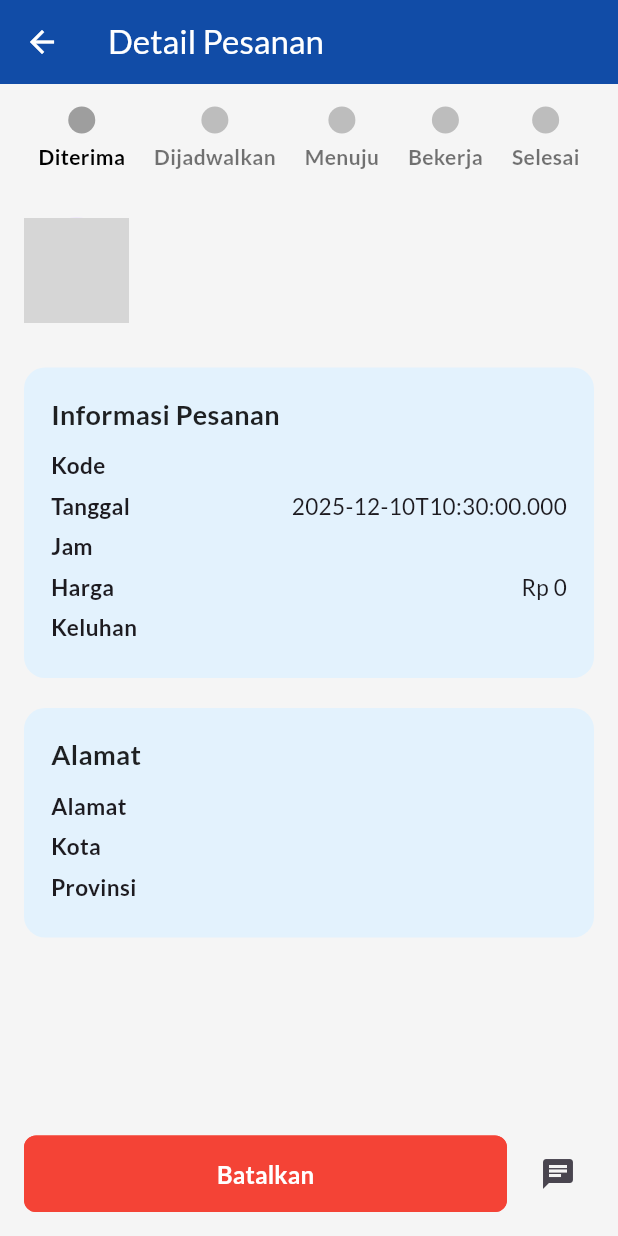
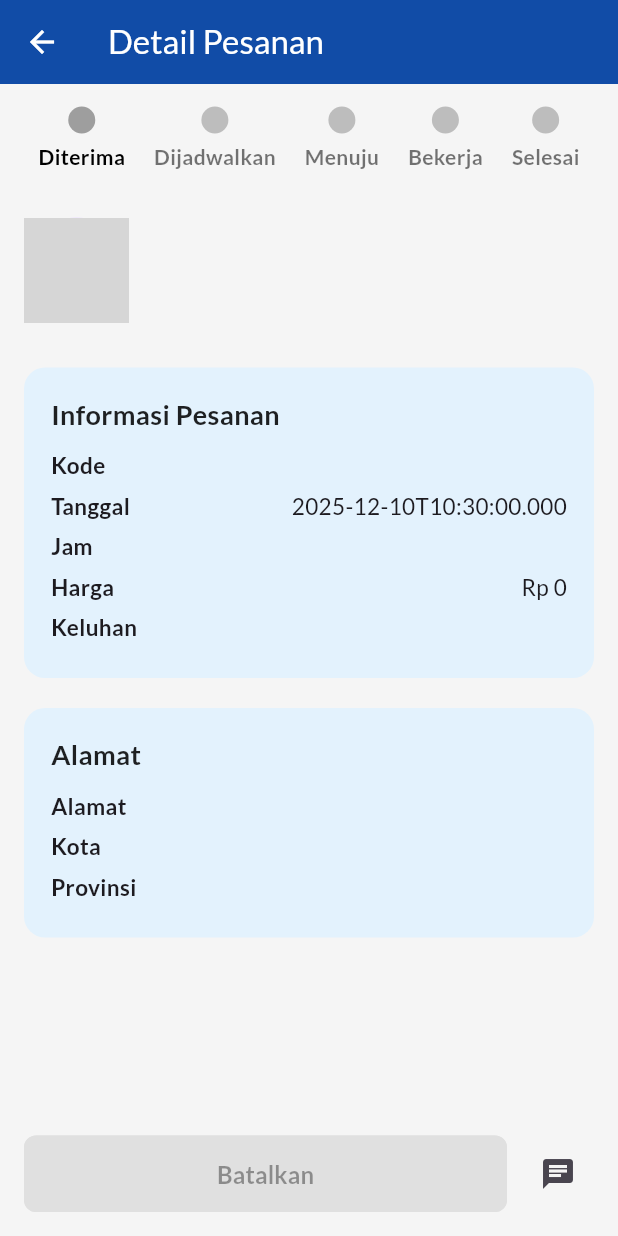
Before and after one commit to Mhdfarhan1/Quick_fix_mobile, a Flutter app: the OrderDetailScreen screen opened directly with empty values, scrolled down 314 dp, on a phone screen of 412 x 824 dp. Run offline on Flutter 3.47's test engine with Material 3 defaults, Android fonts, the phone set to English and light mode, and no system bars; our stand-ins replace app_links, dio, fl_chart, flutter_map, flutter_rating_bar, flutter_secure_storage and 16 more; missing offline and left inert: flutter_background_service, network_info_plus, pusher_channels_flutter; accounts and stored records are empty; network calls fail; grey boxes are pictures that could not be loaded.

```diff
--- a/lib/screens/pengguna/tugas/detail_tugas_screen.dart
+++ b/lib/screens/pengguna/tugas/detail_tugas_screen.dart
@@ -3,8 +3,6 @@ import 'dart:math' as math;
 import '../../chat/chat_page.dart';
 import '../../../services/api_service.dart';
 import '../../../config/base_url.dart';
-import 'package:http/http.dart' as http;
-import 'dart:convert';
 
 class OrderDetailScreen extends StatefulWidget {
   final Map<String, dynamic> order;
@@ -21,8 +19,14 @@ class OrderDetailScreen extends StatefulWidget {
 class _OrderDetailScreenState extends State<OrderDetailScreen>
     with SingleTickerProviderStateMixin {
   late AnimationController _controller;
+  bool _isCancelling = false;
 
-  int get step => _getStep(widget.order['status']);
+  // STATUS FUNCS
+  bool isCancellable(String status) {
+    final s = status.trim().toLowerCase();
+    return s == 'menunggu_diterima' || s == 'dijadwalkan';
+  }
+
 
   int _getStep(String status) {
     switch (status) {
@@ -36,7 +40,7 @@ class _OrderDetailScreenState extends State<OrderDetailScreen>
         return 3;
       case 'selesai':
         return 4;
-      case 'dibatalkan':
+      case 'batal':
         return 5;
       default:
         return 0;
@@ -44,7 +48,8 @@ class _OrderDetailScreenState extends State<OrderDetailScreen>
   }
 
   Color getStatusColor() {
-    switch (widget.order['status']) {
+    final status = widget.order['status']?.toString() ?? '';
+    switch (status) {
       case 'menunggu_diterima':
         return Colors.orange;
       case 'dijadwalkan':
@@ -55,10 +60,29 @@ class _OrderDetailScreenState extends State<OrderDetailScreen>
         return Colors.green;
       case 'selesai':
         return Colors.black;
-      case 'dibatalkan':
+      case 'batal':
         return Colors.red;
       default:
         return Colors.grey;
+    }
+  }
+
+  String statusLabel(String status) {
+    switch (status) {
+      case 'batal':
+        return 'Dibatalkan';
+      case 'menunggu_diterima':
+        return 'Menunggu Diterima';
+      case 'dijadwalkan':
+        return 'Dijadwalkan';
+      case 'menuju_lokasi':
+        return 'Menuju Lokasi';
+      case 'sedang_bekerja':
+        return 'Sedang Bekerja';
+      case 'selesai':
+        return 'Selesai';
+      default:
+        return status.toString().replaceAll('_', ' ');
     }
   }
 
@@ -66,12 +90,13 @@ class _OrderDetailScreenState extends State<OrderDetailScreen>
   void initState() {
     super.initState();
     _controller = AnimationController(
-        vsync: this, duration: const Duration(seconds: 20))
-      ..repeat();
+      vsync: this,
+      duration: const Duration(seconds: 20),
+    )..repeat();
+
     print("=== ORDER DETAIL DATA ===");
     print(widget.order);
     print("API dipanggil: $BaseUrl/get_pemesanan_by_user");
-
   }
 
   @override
@@ -80,8 +105,105 @@ class _OrderDetailScreenState extends State<OrderDetailScreen>
     super.dispose();
   }
 
+  Future<void> _cancelOrder() async {
+    if (_isCancelling) return;
+
+    print("DEBUG: _cancelOrder DIPANGGIL!");
+
+    setState(() => _isCancelling = true);
+
+    final o = widget.order;
+    final idPemesananRaw = o['id_pemesanan'] ?? o['id'];
+    final idPemesanan = int.tryParse(idPemesananRaw.toString()) ?? 0;
+
+    if (idPemesanan == 0) {
+      ScaffoldMessenger.of(context).showSnackBar(
+        const SnackBar(content: Text("ID pesanan tidak valid")),
+      );
+      setState(() => _isCancelling = false);
+      return;
+    }
+
+    final currentStatus = o['status']?.toString() ?? '';
+    if (!isCancellable(currentStatus)) {
+      ScaffoldMessenger.of(context).showSnackBar(
+        SnackBar(content: Text("Pesanan tidak dapat dibatalkan (status: $currentStatus)")),
+      );
+      setState(() => _isCancelling = false);
+      return;
+    }
+
+    final confirm = await showDialog<bool>(
+      context: context,
+      builder: (ctx) => AlertDialog(
+        title: const Text("Konfirmasi Pembatalan"),
+        content: const Text("Apakah Anda yakin ingin membatalkan pesanan ini?"),
+        actions: [
+          TextButton(
+              onPressed: () => Navigator.pop(ctx, false),
+              child: const Text("Batal")),
+          ElevatedButton(
+              onPressed: () => Navigator.pop(ctx, true),
+              child: const Text("Ya, Batalkan")),
+        ],
+      ),
+    );
+
+    if (confirm != true) {
+      setState(() => _isCancelling = false);
+      return;
+    }
+
+    try {
+      final endpoint = "/pemesanan/$idPemesanan/batalkan";
+      final resp = await ApiService.post(endpoint: endpoint, data: {});
+      print("CANCEL RESPONSE: $resp");
+
+      final success = resp?['data']?['status'] == true;
+
+      if (success) {
+        print("DEBUG: STATUS UPDATE SELESAI");
+
+        setState(() {
+          o['status'] = 'batal';
+        });
+
+        ScaffoldMessenger.of(context)
+            .showSnackBar(
+              SnackBar(
+                content: Text(resp?['data']?['message'] ?? "Pesanan dibatalkan"),
+                duration: const Duration(milliseconds: 800),
+              ),
+            )
+            .closed
+            .then((_) {
+              print("DEBUG: NAVIGATOR POP AKAN DIJALANKAN");
+              if (mounted) Navigator.pop(context, true);
+            });
+
+      } else {
+        ScaffoldMessenger.of(context).showSnackBar(
+          SnackBar(content: Text(resp?['data']?['message'] ?? "Gagal membatalkan pesanan")),
+        );
+      }
+
+
+    } catch (e) {
+      print("ERROR CANCEL: $e");
+      ScaffoldMessenger.of(context).showSnackBar(
+        const SnackBar(content: Text("Terjadi kesalahan, coba lagi")),
+      );
+    } finally {
+      if (mounted) {
+        setState(() => _isCancelling = false);
+      }
+    }
+  }
+
+
   Widget buildStepItem(String label, int index) {
-    bool active = index <= step;
+    final status = widget.order['status']?.toString() ?? '';
+    bool active = index <= _getStep(status);
     return Column(
       children: [
         Container(
@@ -107,9 +229,7 @@ class _OrderDetailScreenState extends State<OrderDetailScreen>
   Future<int?> startChat(int idTeknisi) async {
     final response = await ApiService.post(
       endpoint: "chat/start",
-      data: {
-        "id_teknisi": idTeknisi,
-      },
+      data: {"id_teknisi": idTeknisi},
     );
 
     print("CHAT START RESPONSE: $response");
@@ -130,15 +250,19 @@ class _OrderDetailScreenState extends State<OrderDetailScreen>
     return null;
   }
 
-
-
   @override
   Widget build(BuildContext context) {
-    var o = widget.order;
+    final o = widget.order;
+    final status = o['status']?.toString() ?? '';
+    print("STATUS PEKERJAAN: $status");
+    print("DEBUG STATUS RAW: '${o['status']}'");
+    print("DEBUG NORMALIZED: '${o['status'].toString().trim().toLowerCase()}'");
+    print("CANCELLABLE? ${isCancellable(o['status'].toString())}");
+
 
     return Scaffold(
       appBar: AppBar(
-        title: Text("Detail Pesanan"),
+        title: const Text("Detail Pesanan"),
         backgroundColor: const Color(0xFF0A4CA7),
         foregroundColor: Colors.white,
       ),
@@ -148,19 +272,32 @@ class _OrderDetailScreenState extends State<OrderDetailScreen>
           children: [
             Expanded(
               child: OutlinedButton(
+                onPressed: isCancellable(o['status']?.toString() ?? '') && !_isCancelling
+                    ? _cancelOrder
+                    : null,
+
                 style: OutlinedButton.styleFrom(
                   padding: const EdgeInsets.all(14),
-                  backgroundColor: Colors.red,        // 🔴 Warna tombol
-                  side: const BorderSide(color: Colors.red), // Border merah
+                  backgroundColor: isCancellable(o['status']?.toString() ?? '')
+                      ? Colors.red
+                      : Colors.grey.shade300,
+                  side: BorderSide(
+                    color: isCancellable(o['status']?.toString() ?? '')
+                        ? Colors.red
+                        : Colors.grey.shade300,
+                  ),
                   shape: RoundedRectangleBorder(
                     borderRadius: BorderRadius.circular(8),
                   ),
                 ),
-                onPressed: () {},
-                child: const Text(
-                  "Batalkan",
+                child: Text(
+                  _isCancelling ? "Memproses..." : "Batalkan",
                   style: TextStyle(
-                    color: Colors.white,              // ⚪ Teks putih
+                    color: _isCancelling
+                        ? Colors.white70
+                        : isCancellable(o['status']?.toString() ?? '')
+                            ? Colors.white
+                            : Colors.black38,
                     fontWeight: FontWeight.bold,
                     fontSize: 16,
                   ),
@@ -169,71 +306,50 @@ class _OrderDetailScreenState extends State<OrderDetailScreen>
             ),
             const SizedBox(width: 10),
             IconButton(
-              icon: Icon(Icons.chat),
+              icon: const Icon(Icons.chat),
               onPressed: () async {
-                // ambil idTeknisi
                 final idTeknisiRaw = o['id_teknisi'];
-
-                // jika null → TOLAK
                 if (idTeknisiRaw == null) {
-                  print("ERROR: id_teknisi NULL");
                   ScaffoldMessenger.of(context).showSnackBar(
                     const SnackBar(content: Text("Teknisi belum ditentukan")),
                   );
                   return;
                 }
 
-                final int idTeknisi = int.tryParse(idTeknisiRaw.toString()) ?? 0;
+                final idTeknisi = int.tryParse(idTeknisiRaw.toString()) ?? 0;
+                if (idTeknisi == 0) return;
 
-                if (idTeknisi == 0) {
-                  print("ERROR: id_teknisi bukan angka");
-                  return;
-                }
-
-                // cek chat id
                 final idChat = o['id_chat'] == null
                     ? null
                     : int.tryParse(o['id_chat'].toString());
 
-
-                // jika chat belum ada → buat
                 if (idChat == null) {
                   final newChatId = await startChat(idTeknisi);
-
                   if (newChatId == null) {
                     ScaffoldMessenger.of(context).showSnackBar(
                       const SnackBar(content: Text("Gagal membuat chat")),
                     );
                     return;
                   }
-
                   setState(() {
                     o['id_chat'] = newChatId;
                   });
-
                   Navigator.push(
                     context,
                     MaterialPageRoute(
-                      builder: (_) => ChatPage(
-                        chatId: newChatId,
-                        idTeknisi: idTeknisi,
-                      ),
-                    ),
+                        builder: (_) =>
+                            ChatPage(chatId: newChatId, idTeknisi: idTeknisi)),
                   );
                 } else {
                   Navigator.push(
                     context,
                     MaterialPageRoute(
-                      builder: (_) => ChatPage(
-                        chatId: idChat,
-                        idTeknisi: idTeknisi,
-                      ),
-                    ),
+                        builder: (_) =>
+                            ChatPage(chatId: idChat, idTeknisi: idTeknisi)),
                   );
                 }
               },
-            )
-
+            ),
           ],
         ),
       ),
@@ -241,7 +357,7 @@ class _OrderDetailScreenState extends State<OrderDetailScreen>
         padding: const EdgeInsets.all(16),
         child: Column(
           children: [
-            // **************** TOP ANIMATION ****************
+            // Top animation
             Stack(
               alignment: Alignment.center,
               children: [
@@ -258,18 +374,16 @@ class _OrderDetailScreenState extends State<OrderDetailScreen>
                   animation: _controller,
                   builder: (context, child) {
                     return Transform.rotate(
-                        angle: _controller.value * 2 * math.pi,
-                        child: child,
-                      );
+                        angle: _controller.value * 2 * math.pi, child: child);
                   },
                   child: Image.asset('assets/images/cog.png',
-                        height: 140, width: 140))
+                      height: 140, width: 140),
+                ),
               ],
             ),
-
             const SizedBox(height: 20),
 
-            // **************** STATUS ****************
+            // Status
             Container(
               padding: const EdgeInsets.all(12),
               decoration: BoxDecoration(
@@ -278,19 +392,18 @@ class _OrderDetailScreenState extends State<OrderDetailScreen>
               ),
               child: Center(
                 child: Text(
-                  o['status'].toString().replaceAll('_', ' ').toUpperCase(),
+                  statusLabel(status),
                   style: TextStyle(
                       color: getStatusColor(),
                       fontSize: 18,
-                    fontWeight: FontWeight.bold,
-                  ),
+                      fontWeight: FontWeight.bold),
                 ),
               ),
             ),
 
             const SizedBox(height: 24),
 
-            // **************** PROGRESS STEP ****************
+            // Progress step
             Row(
               mainAxisAlignment: MainAxisAlignment.spaceAround,
               children: [
@@ -304,15 +417,13 @@ class _OrderDetailScreenState extends State<OrderDetailScreen>
 
             const SizedBox(height: 30),
 
-            // **************** TEKNISI CARD ****************
+            // Teknisi card
             Row(
               children: [
                 CircleAvatar(
                   radius: 35,
                   backgroundImage: NetworkImage(
-                    "${BaseUrl.server}/storage/foto/foto_teknisi/${o['foto_teknisi'] ?? 'default.png'}"
-                  ),
-
+                      "${BaseUrl.server}/storage/foto/foto_teknisi/${o['foto_teknisi'] ?? 'default.png'}"),
                 ),
                 const SizedBox(width: 16),
                 Column(
@@ -339,7 +450,6 @@ class _OrderDetailScreenState extends State<OrderDetailScreen>
                 rowItem("Jam", o['jam_booking']?.toString() ?? "-"),
                 rowItem("Harga", "Rp ${o['harga']?.toString() ?? '0'}"),
                 rowItem("Keluhan", o['keluhan']?.toString() ?? "-"),
-
               ],
             ),
 
@@ -391,11 +501,9 @@ class _OrderDetailScreenState extends State<OrderDetailScreen>
         mainAxisAlignment: MainAxisAlignment.spaceBetween,
         children: [
           Text(label,
-              style: const TextStyle(
-                  fontSize: 15, fontWeight: FontWeight.w600)),
-          Flexible(
-              child:
-                  Text(value, style: const TextStyle(fontSize: 15))),
+              style:
+                  const TextStyle(fontSize: 15, fontWeight: FontWeight.w600)),
+          Flexible(child: Text(value, style: const TextStyle(fontSize: 15))),
         ],
       ),
     );
```
Also changed, not shown: lib/screens/pengguna/orders/my_order_screen.dart (+34 -13 lines). Lines whose indentation alone changed are shown as unchanged.
